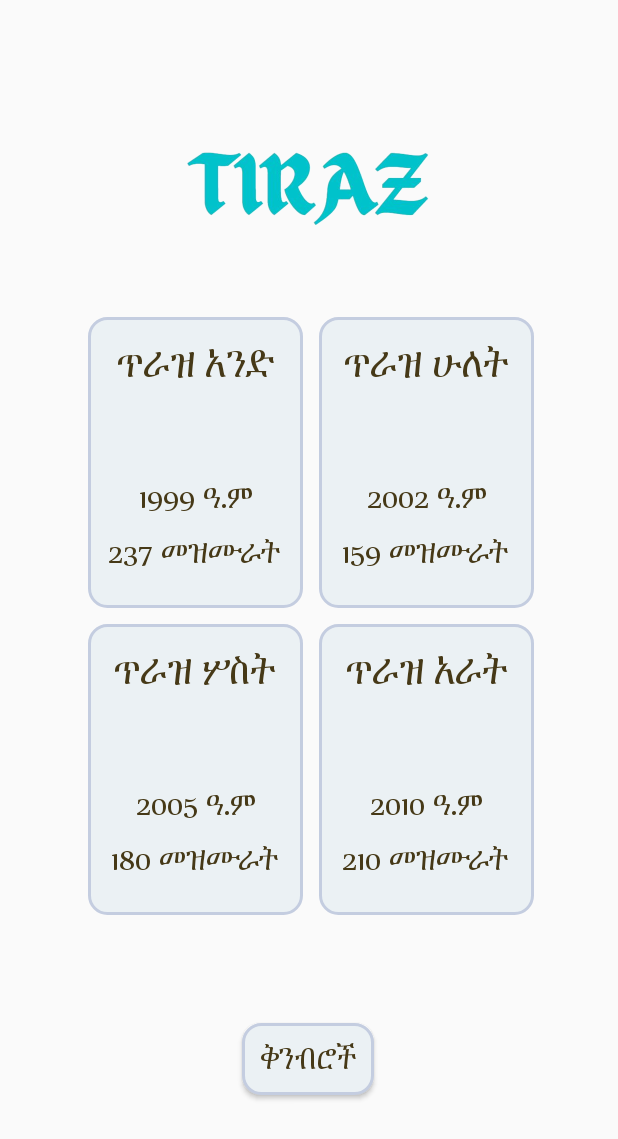
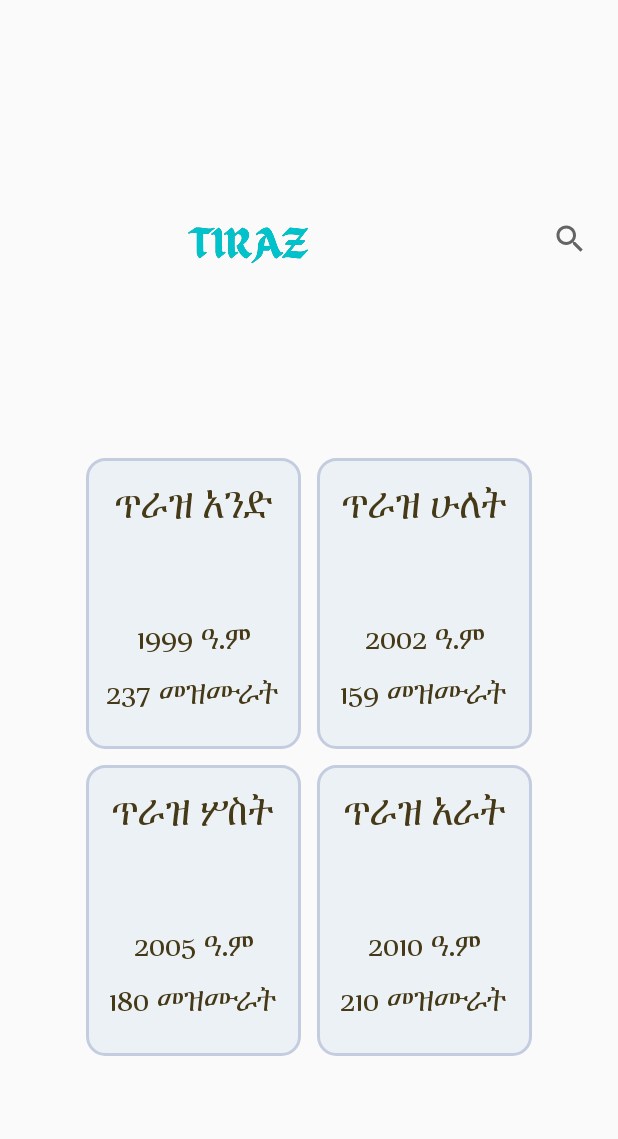
Before and after one commit to liku-amare/Tiraz, an Android app: the screen it shows after launch (MainActivity), on a phone screen of 412 x 824 dp. Shown: the top 1139 px of the screen. Run offline under Robolectric (Android 15) with nearby library versions, the phone set to English and light mode, and no system bars.

Commit message:
added search bar 1

```diff
--- a/app/build.gradle
+++ b/app/build.gradle
@@ -39,6 +39,7 @@ dependencies {
     implementation 'com.google.android.material:material:1.12.0'
     implementation 'androidx.constraintlayout:constraintlayout:2.1.4'
     implementation 'androidx.gridlayout:gridlayout:1.0.0'
+    implementation 'androidx.activity:activity:1.8.0'
     testImplementation 'junit:junit:4.13.2'
     androidTestImplementation 'androidx.test.ext:junit:1.2.1'
     androidTestImplementation 'androidx.test.espresso:espresso-core:3.6.1'
--- a/app/src/main/java/com/example/tiraz/MainActivity.java
+++ b/app/src/main/java/com/example/tiraz/MainActivity.java
@@ -6,8 +6,10 @@ import android.content.Intent;
 import android.graphics.Color;
 import android.os.Bundle;
 import android.view.View;
+import android.widget.Button;
 import android.widget.GridLayout;
 import android.widget.LinearLayout;
+import android.widget.SearchView;
 import android.widget.TextView;
 
 import org.json.JSONArray;
@@ -22,6 +24,7 @@ public class MainActivity extends AppCompatActivity {
 
         LinearLayout tirazOne, tirazTwo, tirazThree, tirazFour;
         TextView[][] textViews = new TextView[4][2];
+        SearchView searchView = findViewById(R.id.search_bar_view);
 
         int[][] textViewIds = new int[][]{
                 {R.id.tiraz1_year, R.id.tiraz1_hymns},
@@ -82,6 +85,24 @@ public class MainActivity extends AppCompatActivity {
                 openTiraz(4);
             }
         });
+
+        searchView.setOnQueryTextListener(new SearchView.OnQueryTextListener() {
+            @Override
+            public boolean onQueryTextSubmit(String query) {
+                return false;
+            }
+
+            @Override
+            public boolean onQueryTextChange(String newText) {
+
+                if (!newText.isEmpty()) {
+//                    adapter.getFilter().filter(newText);
+                } else {
+//                    adapter.getFilter().filter(null);
+                }
+                return true;
+            }
+        });
     }
 
     void openTiraz(int id){
--- a/app/src/main/java/com/example/tiraz/MezmurPlayer.java
+++ b/app/src/main/java/com/example/tiraz/MezmurPlayer.java
@@ -67,7 +67,6 @@ public class MezmurPlayer extends AppCompatActivity {
         handler = new Handler();
 
         setResourcesWithMusic();
-
     }
 
     void setResourcesWithMusic(){
--- /dev/null
+++ b/app/src/main/res/drawable/baseline_settings_24.xml
@@ -0,0 +1,5 @@
+<vector xmlns:android="http://schemas.android.com/apk/res/android" android:height="24dp" android:tint="#000000" android:viewportHeight="24" android:viewportWidth="24" android:width="24dp">
+
+    <path android:fillColor="@android:color/white" android:pathData="M19.14,12.94c0.04,-0.3 0.06,-0.61 0.06,-0.94c0,-0.32 -0.02,-0.64 -0.07,-0.94l2.03,-1.58c0.18,-0.14 0.23,-0.41 0.12,-0.61l-1.92,-3.32c-0.12,-0.22 -0.37,-0.29 -0.59,-0.22l-2.39,0.96c-0.5,-0.38 -1.03,-0.7 -1.62,-0.94L14.4,2.81c-0.04,-0.24 -0.24,-0.41 -0.48,-0.41h-3.84c-0.24,0 -0.43,0.17 -0.47,0.41L9.25,5.35C8.66,5.59 8.12,5.92 7.63,6.29L5.24,5.33c-0.22,-0.08 -0.47,0 -0.59,0.22L2.74,8.87C2.62,9.08 2.66,9.34 2.86,9.48l2.03,1.58C4.84,11.36 4.8,11.69 4.8,12s0.02,0.64 0.07,0.94l-2.03,1.58c-0.18,0.14 -0.23,0.41 -0.12,0.61l1.92,3.32c0.12,0.22 0.37,0.29 0.59,0.22l2.39,-0.96c0.5,0.38 1.03,0.7 1.62,0.94l0.36,2.54c0.05,0.24 0.24,0.41 0.48,0.41h3.84c0.24,0 0.44,-0.17 0.47,-0.41l0.36,-2.54c0.59,-0.24 1.13,-0.56 1.62,-0.94l2.39,0.96c0.22,0.08 0.47,0 0.59,-0.22l1.92,-3.32c0.12,-0.22 0.07,-0.47 -0.12,-0.61L19.14,12.94zM12,15.6c-1.98,0 -3.6,-1.62 -3.6,-3.6s1.62,-3.6 3.6,-3.6s3.6,1.62 3.6,3.6S13.98,15.6 12,15.6z"/>
+
+</vector>
--- a/app/src/main/res/layout/activity_main.xml
+++ b/app/src/main/res/layout/activity_main.xml
@@ -139,30 +139,55 @@
     android:layout_width="match_parent"
     android:layout_height="match_parent">
 
-    <ImageView
-        android:id="@+id/imageView"
-        android:layout_width="238dp"
-        android:layout_height="100dp"
-        android:layout_marginStart="87dp"
-        android:layout_marginTop="53dp"
-        android:layout_marginEnd="87dp"
-        android:layout_marginBottom="23dp"
-        android:contentDescription="@string/logo_title"
+
+    <LinearLayout
+        android:id="@+id/linearlayout"
+        android:layout_width="wrap_content"
+        android:layout_height="wrap_content"
+        android:layout_marginTop="20dp"
         app:layout_constraintBottom_toTopOf="@+id/gridLayout"
         app:layout_constraintEnd_toEndOf="parent"
-        app:layout_constraintHorizontal_bias="0.0"
         app:layout_constraintStart_toStartOf="parent"
         app:layout_constraintTop_toTopOf="parent"
-        app:srcCompat="@drawable/logo2_no_back" />
+        android:gravity="center_horizontal"
+        android:orientation="horizontal">
+
+        <ImageView
+            android:id="@+id/imageView"
+            android:layout_width="0dp"
+            android:layout_height="50dp"
+            android:layout_gravity="center"
+            android:layout_weight="1"
+            android:contentDescription="@string/logo_title"
+            app:srcCompat="@drawable/logo2_no_back" />
+
+        <SearchView
+            android:id="@+id/search_bar_view"
+            android:layout_width="wrap_content"
+            android:layout_height="wrap_content"
+            android:layout_gravity="center"
+            android:layout_marginStart="16dp"
+            android:layout_marginEnd="16dp"
+            android:tooltipText="Please Enter your Search" />
+
+        <ImageButton
+            android:id="@+id/settings_button"
+            android:layout_width="0dp"
+            android:layout_height="wrap_content"
+            android:layout_weight="1"
+            android:layout_gravity="center"
+            android:src="@drawable/baseline_settings_24"/>
+
+    </LinearLayout>
 
     <androidx.gridlayout.widget.GridLayout
         android:id="@+id/gridLayout"
-        android:layout_width="305dp"
-        android:layout_height="447dp"
-        app:layout_constraintBottom_toTopOf="@+id/button_settings"
+        android:layout_width="wrap_content"
+        android:layout_height="wrap_content"
+        app:layout_constraintBottom_toBottomOf="parent"
         app:layout_constraintEnd_toEndOf="parent"
         app:layout_constraintStart_toStartOf="parent"
-        app:layout_constraintTop_toBottomOf="@+id/imageView">
+        app:layout_constraintTop_toBottomOf="@+id/linearlayout">
 
         <LinearLayout
             android:id="@+id/tiraz1_home_button"
@@ -341,22 +366,37 @@
 
     </androidx.gridlayout.widget.GridLayout>
 
-    <Button
-        android:id="@+id/button_settings"
-        android:layout_width="wrap_content"
-        android:layout_height="wrap_content"
-        android:layout_marginStart="158dp"
-        android:layout_marginTop="14dp"
-        android:layout_marginEnd="159dp"
-        android:layout_marginBottom="79dp"
-        android:background="@drawable/shape"
-        android:text="@string/button_setting_title"
-        android:fontFamily="@font/niyala"
-        android:textSize="22sp"
-        android:textColor="@color/text_coffee"
-        app:layout_constraintBottom_toBottomOf="parent"
-        app:layout_constraintEnd_toEndOf="parent"
-        app:layout_constraintStart_toStartOf="parent"
-        app:layout_constraintTop_toBottomOf="@+id/gridLayout" />
+<!--    <Button-->
+<!--        app:layout_constraintTop_toBottomOf="@+id/gridLayout"-->
+<!--        android:id="@+id/search_button"-->
+<!--        android:layout_width="wrap_content"-->
+<!--        android:layout_height="wrap_content"-->
+<!--        android:layout_marginTop="20dp"-->
+<!--        android:text="ፍለጋ"-->
+<!--        android:fontFamily="@font/niyala"-->
+<!--        android:textSize="22sp"-->
+<!--        android:textColor="@color/text_coffee"-->
+<!--        app:layout_constraintEnd_toEndOf="parent"-->
+<!--        app:layout_constraintStart_toStartOf="parent"-->
+<!--        android:background="@drawable/shape"-->
+<!--        app:layout_constraintBottom_toBottomOf="@id/button_settings" />-->
+
+<!--    <Button-->
+<!--        android:id="@+id/button_settings"-->
+<!--        android:layout_width="wrap_content"-->
+<!--        android:layout_height="wrap_content"-->
+<!--        android:layout_marginStart="158dp"-->
+<!--        android:layout_marginTop="10dp"-->
+<!--        android:layout_marginEnd="159dp"-->
+<!--        android:layout_marginBottom="30dp"-->
+<!--        android:background="@drawable/shape"-->
+<!--        android:text="@string/button_setting_title"-->
+<!--        android:fontFamily="@font/niyala"-->
+<!--        android:textSize="22sp"-->
+<!--        android:textColor="@color/text_coffee"-->
+<!--        app:layout_constraintBottom_toBottomOf="parent"-->
+<!--        app:layout_constraintEnd_toEndOf="parent"-->
+<!--        app:layout_constraintStart_toStartOf="parent"-->
+<!--        app:layout_constraintTop_toBottomOf="@+id/search_button" />-->
 
 </androidx.constraintlayout.widget.ConstraintLayout>
```
Also changed, not shown: app/src/main/AndroidManifest.xml (+10 -8 lines), app/src/main/java/com/example/tiraz/SearchActivity.java (added, +25 -0 lines), app/src/main/res/layout/activity_search.xml (added, +22 -0 lines).
